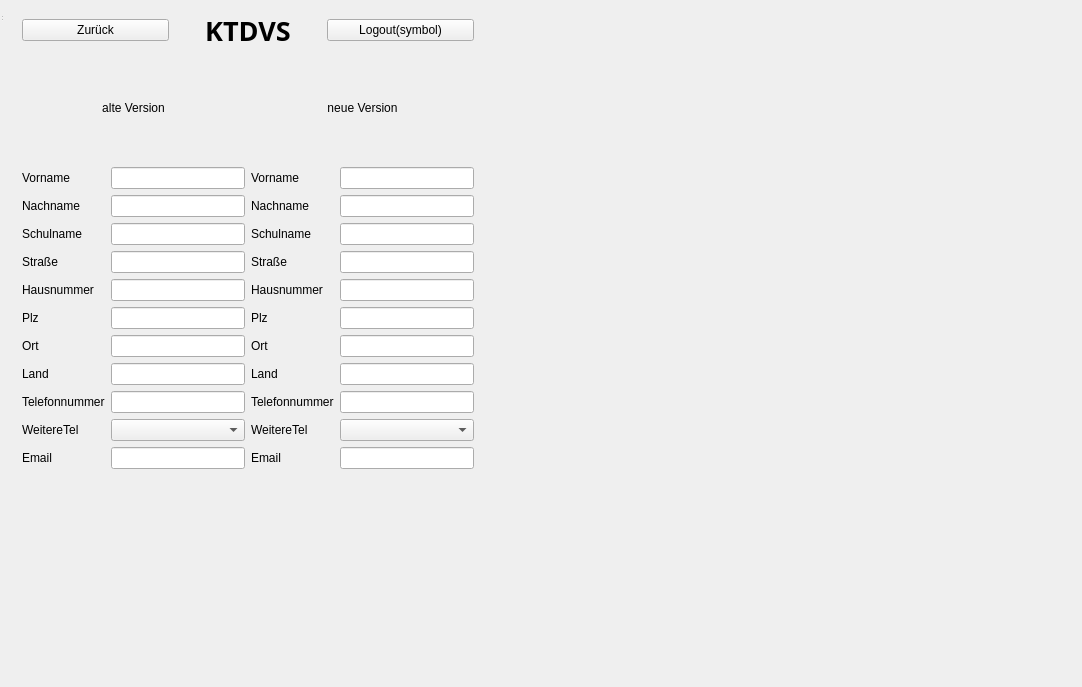
Old version of the form KTDVS/KTDVS/View_VersionsverlaufDetailliert.ui in the repository SimonRuttmann/ClassReunionSoftware.
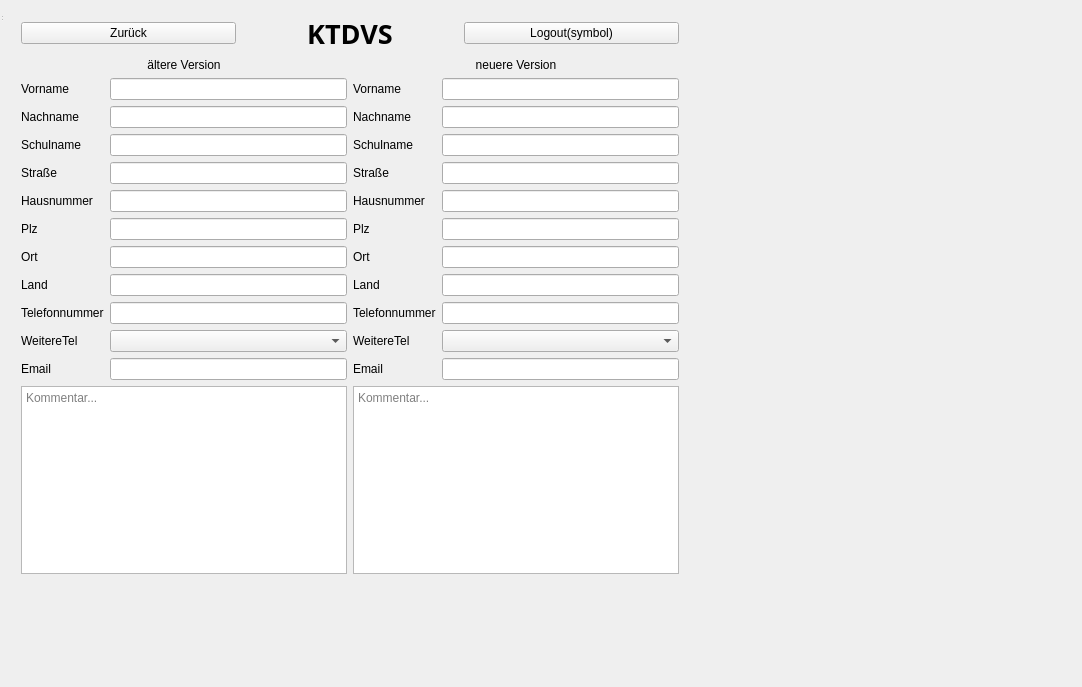
New version of the form.

Patch:
```diff
--- a/KTDVS/KTDVS/View_VersionsverlaufDetailliert.ui
+++ b/KTDVS/KTDVS/View_VersionsverlaufDetailliert.ui
@@ -18,22 +18,22 @@
     <rect>
      <x>20</x>
      <y>10</y>
-     <width>771</width>
-     <height>561</height>
+     <width>781</width>
+     <height>591</height>
     </rect>
    </property>
-   <widget class="QWidget" name="layoutWidget">
+   <widget class="QWidget" name="">
     <property name="geometry">
      <rect>
-      <x>2</x>
-      <y>2</y>
-      <width>452</width>
-      <height>457</height>
+      <x>1</x>
+      <y>5</y>
+      <width>658</width>
+      <height>559</height>
      </rect>
     </property>
-    <layout class="QVBoxLayout" name="verticalLayout_7">
+    <layout class="QVBoxLayout" name="verticalLayout_11">
      <item>
-      <layout class="QHBoxLayout" name="horizontalLayout_5">
+      <layout class="QHBoxLayout" name="horizontalLayout_7">
        <item>
         <widget class="QPushButton" name="zurueck">
          <property name="text">
@@ -69,23 +69,174 @@
       </layout>
      </item>
      <item>
-      <layout class="QHBoxLayout" name="alteVersion">
-       <item>
-        <layout class="QVBoxLayout" name="verticalLayout_6">
-         <item>
           <layout class="QHBoxLayout" name="horizontalLayout_3">
            <item>
+        <layout class="QVBoxLayout" name="verticalLayout_7">
+         <item>
             <widget class="QLabel" name="label_2">
              <property name="text">
-              <string>alte Version</string>
+            <string>ältere Version</string>
              </property>
              <property name="alignment">
               <set>Qt::AlignCenter</set>
              </property>
             </widget>
            </item>
-          </layout>
-         </item>
+         <item>
+          <layout class="QVBoxLayout" name="verticalLayout_6">
+           <item>
+            <layout class="QHBoxLayout" name="horizontalLayout_4">
+             <item>
+              <layout class="QVBoxLayout" name="verticalLayout_2">
+               <item>
+                <widget class="QLabel" name="vorname_neu">
+                 <property name="text">
+                  <string>Vorname</string>
+                 </property>
+                </widget>
+               </item>
+               <item>
+                <widget class="QLabel" name="nachname_neu">
+                 <property name="text">
+                  <string>Nachname</string>
+                 </property>
+                </widget>
+               </item>
+               <item>
+                <widget class="QLabel" name="schulname_neu">
+                 <property name="text">
+                  <string>Schulname</string>
+                 </property>
+                </widget>
+               </item>
+               <item>
+                <widget class="QLabel" name="strasse_neu">
+                 <property name="text">
+                  <string>Straße</string>
+                 </property>
+                </widget>
+               </item>
+               <item>
+                <widget class="QLabel" name="hausnummer_neu">
+                 <property name="text">
+                  <string>Hausnummer</string>
+                 </property>
+                </widget>
+               </item>
+               <item>
+                <widget class="QLabel" name="plz_neu">
+                 <property name="text">
+                  <string>Plz</string>
+                 </property>
+                </widget>
+               </item>
+               <item>
+                <widget class="QLabel" name="ort_neu">
+                 <property name="text">
+                  <string>Ort</string>
+                 </property>
+                </widget>
+               </item>
+               <item>
+                <widget class="QLabel" name="land_neu">
+                 <property name="text">
+                  <string>Land</string>
+                 </property>
+                </widget>
+               </item>
+               <item>
+                <widget class="QLabel" name="telefonnummer_neu">
+                 <property name="text">
+                  <string>Telefonnummer</string>
+                 </property>
+                </widget>
+               </item>
+               <item>
+                <widget class="QLabel" name="weitereTel_neu">
+                 <property name="text">
+                  <string>WeitereTel</string>
+                 </property>
+                </widget>
+               </item>
+               <item>
+                <widget class="QLabel" name="email_neu">
+                 <property name="text">
+                  <string>Email</string>
+                 </property>
+                </widget>
+               </item>
+              </layout>
+             </item>
+             <item>
+              <layout class="QVBoxLayout" name="verticalLayout">
+               <item>
+                <widget class="QLineEdit" name="lineEdit_21"/>
+               </item>
+               <item>
+                <widget class="QLineEdit" name="lineEdit_22"/>
+               </item>
+               <item>
+                <widget class="QLineEdit" name="lineEdit_23"/>
+               </item>
+               <item>
+                <widget class="QLineEdit" name="lineEdit_24"/>
+               </item>
+               <item>
+                <widget class="QLineEdit" name="lineEdit_25"/>
+               </item>
+               <item>
+                <widget class="QLineEdit" name="lineEdit_26"/>
+               </item>
+               <item>
+                <widget class="QLineEdit" name="lineEdit_27"/>
+               </item>
+               <item>
+                <widget class="QLineEdit" name="lineEdit_28"/>
+               </item>
+               <item>
+                <widget class="QLineEdit" name="lineEdit_29"/>
+               </item>
+               <item>
+                <widget class="QComboBox" name="comboBox_neu"/>
+               </item>
+               <item>
+                <widget class="QLineEdit" name="lineEdit_30"/>
+               </item>
+              </layout>
+             </item>
+            </layout>
+           </item>
+           <item>
+            <layout class="QHBoxLayout" name="horizontalLayout_5">
+             <item>
+              <widget class="QTextEdit" name="textEdit_2">
+               <property name="placeholderText">
+                <string extracomment="Kommentar...">Kommentar...</string>
+               </property>
+              </widget>
+             </item>
+            </layout>
+           </item>
+          </layout>
+         </item>
+        </layout>
+       </item>
+       <item>
+        <layout class="QVBoxLayout" name="verticalLayout_9">
+         <item>
+          <widget class="QLabel" name="label_4">
+           <property name="text">
+            <string>neuere Version</string>
+           </property>
+           <property name="alignment">
+            <set>Qt::AlignCenter</set>
+           </property>
+          </widget>
+         </item>
+         <item>
+          <layout class="QVBoxLayout" name="verticalLayout_8">
+           <item>
+            <layout class="QVBoxLayout" name="verticalLayout_5">
          <item>
           <layout class="QHBoxLayout" name="horizontalLayout_2">
            <item>
@@ -212,141 +363,16 @@
            </item>
           </layout>
          </item>
-        </layout>
-       </item>
-       <item>
-        <layout class="QVBoxLayout" name="verticalLayout_5">
-         <item>
-          <layout class="QHBoxLayout" name="ueberschriftAltVers_4">
-           <item>
-            <widget class="QLabel" name="label_35">
-             <property name="text">
-              <string>neue Version</string>
-             </property>
-             <property name="alignment">
-              <set>Qt::AlignCenter</set>
-             </property>
-            </widget>
-           </item>
-          </layout>
-         </item>
          <item>
           <layout class="QHBoxLayout" name="horizontalLayout">
            <item>
-            <layout class="QVBoxLayout" name="verticalLayout_2">
-             <item>
-              <widget class="QLabel" name="vorname_neu">
-               <property name="text">
-                <string>Vorname</string>
-               </property>
-              </widget>
-             </item>
-             <item>
-              <widget class="QLabel" name="nachname_neu">
-               <property name="text">
-                <string>Nachname</string>
-               </property>
-              </widget>
-             </item>
-             <item>
-              <widget class="QLabel" name="schulname_neu">
-               <property name="text">
-                <string>Schulname</string>
-               </property>
-              </widget>
-             </item>
-             <item>
-              <widget class="QLabel" name="strasse_neu">
-               <property name="text">
-                <string>Straße</string>
-               </property>
-              </widget>
-             </item>
-             <item>
-              <widget class="QLabel" name="hausnummer_neu">
-               <property name="text">
-                <string>Hausnummer</string>
-               </property>
-              </widget>
-             </item>
-             <item>
-              <widget class="QLabel" name="plz_neu">
-               <property name="text">
-                <string>Plz</string>
-               </property>
-              </widget>
-             </item>
-             <item>
-              <widget class="QLabel" name="ort_neu">
-               <property name="text">
-                <string>Ort</string>
-               </property>
-              </widget>
-             </item>
-             <item>
-              <widget class="QLabel" name="land_neu">
-               <property name="text">
-                <string>Land</string>
-               </property>
-              </widget>
-             </item>
-             <item>
-              <widget class="QLabel" name="telefonnummer_neu">
-               <property name="text">
-                <string>Telefonnummer</string>
-               </property>
-              </widget>
-             </item>
-             <item>
-              <widget class="QLabel" name="weitereTel_neu">
-               <property name="text">
-                <string>WeitereTel</string>
-               </property>
-              </widget>
-             </item>
-             <item>
-              <widget class="QLabel" name="email_neu">
-               <property name="text">
-                <string>Email</string>
+                <widget class="QTextEdit" name="textEdit">
+                 <property name="placeholderText">
+                  <string>Kommentar...</string>
                </property>
               </widget>
              </item>
             </layout>
-           </item>
-           <item>
-            <layout class="QVBoxLayout" name="verticalLayout">
-             <item>
-              <widget class="QLineEdit" name="lineEdit_21"/>
-             </item>
-             <item>
-              <widget class="QLineEdit" name="lineEdit_22"/>
-             </item>
-             <item>
-              <widget class="QLineEdit" name="lineEdit_23"/>
-             </item>
-             <item>
-              <widget class="QLineEdit" name="lineEdit_24"/>
-             </item>
-             <item>
-              <widget class="QLineEdit" name="lineEdit_25"/>
-             </item>
-             <item>
-              <widget class="QLineEdit" name="lineEdit_26"/>
-             </item>
-             <item>
-              <widget class="QLineEdit" name="lineEdit_27"/>
-             </item>
-             <item>
-              <widget class="QLineEdit" name="lineEdit_28"/>
-             </item>
-             <item>
-              <widget class="QLineEdit" name="lineEdit_29"/>
-             </item>
-             <item>
-              <widget class="QComboBox" name="comboBox_neu"/>
-             </item>
-             <item>
-              <widget class="QLineEdit" name="lineEdit_30"/>
              </item>
             </layout>
            </item>
```
Lines whose indentation alone changed are shown as unchanged.
